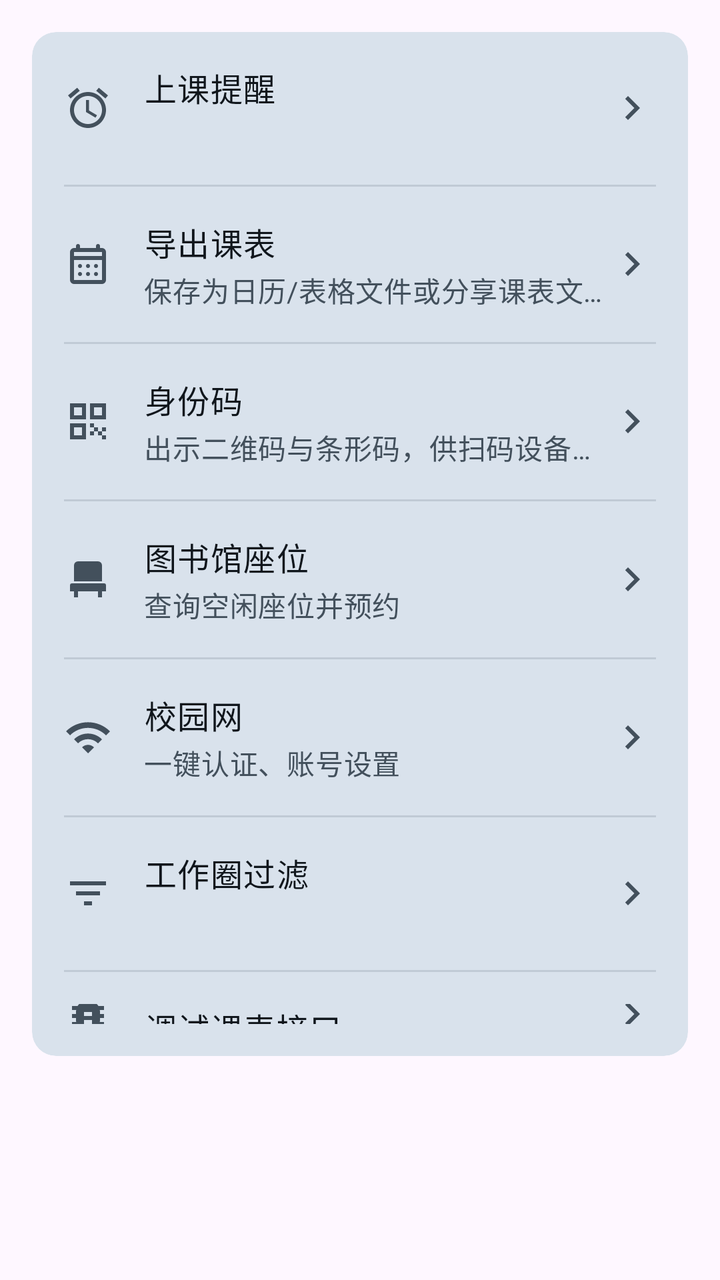
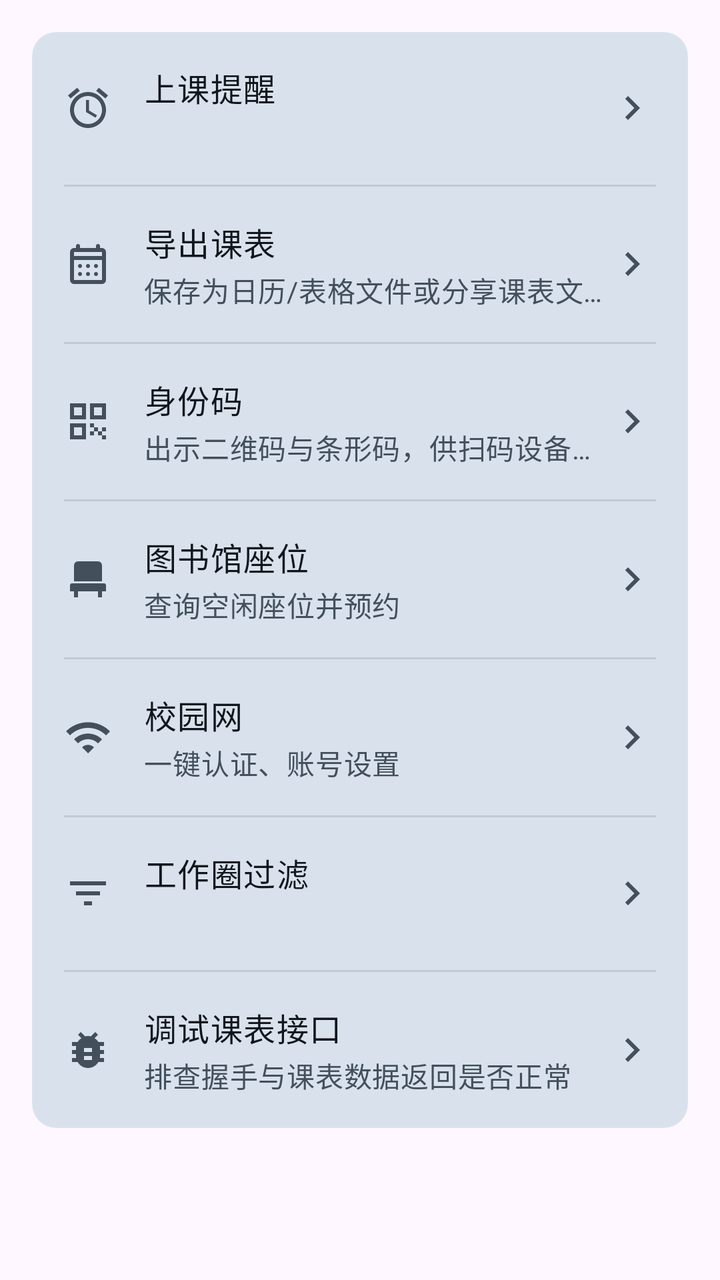

An Android layout rendered at two revisions. The XML below is the earlier revision; the diff shows what the commit changed to produce the second picture.
<!-- AndroidManifest.xml: application theme Theme.LanhangLite -->
<!-- res/layout/view_settings_tools.xml -->
<?xml version="1.0" encoding="utf-8"?>
<LinearLayout xmlns:android="http://schemas.android.com/apk/res/android"
    xmlns:app="http://schemas.android.com/apk/res-auto"
    android:layout_width="match_parent"
    android:layout_height="wrap_content"
    android:orientation="vertical"
    android:paddingStart="@dimen/screen_padding_h"
    android:paddingTop="@dimen/screen_padding_h"
    android:paddingEnd="@dimen/screen_padding_h"
    android:paddingBottom="@dimen/content_padding_bottom">

    <com.google.android.material.card.MaterialCardView
        style="@style/Widget.Lanhang.Card"
        android:layout_width="match_parent"
        android:layout_height="wrap_content">

        <LinearLayout
            android:layout_width="match_parent"
            android:layout_height="wrap_content"
            android:orientation="vertical">

            
            <LinearLayout
                android:id="@+id/rowClassReminder"
                android:layout_width="match_parent"
                android:layout_height="wrap_content"
                android:background="?attr/selectableItemBackground"
                android:clickable="true"
                android:focusable="true"
                android:gravity="center_vertical"
                android:minHeight="@dimen/list_item_height_two_line"
                android:orientation="horizontal"
                android:paddingStart="@dimen/card_padding"
                android:paddingTop="@dimen/space_lg"
                android:paddingEnd="@dimen/card_padding"
                android:paddingBottom="@dimen/space_lg">

                <ImageView
                    android:layout_width="@dimen/icon_lg"
                    android:layout_height="@dimen/icon_lg"
                    android:contentDescription="@null"
                    android:src="@drawable/ic_alarm"
                    app:tint="?attr/colorOnSurfaceVariant" />

                <LinearLayout
                    android:layout_width="0dp"
                    android:layout_height="wrap_content"
                    android:layout_marginStart="@dimen/list_icon_gap"
                    android:layout_weight="1"
                    android:orientation="vertical">

                    <TextView
                        android:layout_width="wrap_content"
                        android:layout_height="wrap_content"
                        android:text="@string/settings_class_reminder"
                        android:textAppearance="@style/TextAppearance.Lanhang.BodyLarge"
                        android:textColor="?attr/colorOnSurface" />

                    <TextView
                        android:id="@+id/tvClassReminderSummary"
                        android:layout_width="wrap_content"
                        android:layout_height="wrap_content"
                        android:layout_marginTop="@dimen/space_xxs"
                        android:ellipsize="end"
                        android:maxLines="1"
                        android:textAppearance="@style/TextAppearance.Lanhang.BodyMedium"
                        android:textColor="?attr/colorOnSurfaceVariant" />
                </LinearLayout>

                <ImageView
                    android:layout_width="@dimen/icon_lg"
                    android:layout_height="@dimen/icon_lg"
                    android:contentDescription="@null"
                    android:src="@drawable/ic_chevron_right"
                    app:tint="?attr/colorOnSurfaceVariant" />
            </LinearLayout>

            <View
                android:layout_width="match_parent"
                android:layout_height="@dimen/divider_thickness"
                android:layout_marginStart="@dimen/card_padding"
                android:layout_marginEnd="@dimen/card_padding"
                android:background="?attr/colorOutlineVariant" />

            <LinearLayout
                android:id="@+id/exportScheduleButton"
                android:layout_width="match_parent"
                android:layout_height="wrap_content"
                android:background="?attr/selectableItemBackground"
                android:clickable="true"
                android:focusable="true"
                android:gravity="center_vertical"
                android:minHeight="@dimen/list_item_height_two_line"
                android:orientation="horizontal"
                android:paddingStart="@dimen/card_padding"
                android:paddingTop="@dimen/space_lg"
                android:paddingEnd="@dimen/card_padding"
                android:paddingBottom="@dimen/space_lg">

                <ImageView
                    android:layout_width="@dimen/icon_lg"
                    android:layout_height="@dimen/icon_lg"
                    android:contentDescription="@null"
                    android:src="@drawable/ic_calendar"
                    app:tint="?attr/colorOnSurfaceVariant" />

                <LinearLayout
                    android:layout_width="0dp"
                    android:layout_height="wrap_content"
                    android:layout_marginStart="@dimen/list_icon_gap"
                    android:layout_weight="1"
                    android:orientation="vertical">

                    <TextView
                        android:layout_width="wrap_content"
                        android:layout_height="wrap_content"
                        android:text="@string/settings_export_schedule"
                        android:textAppearance="@style/TextAppearance.Lanhang.BodyLarge"
                        android:textColor="?attr/colorOnSurface" />

                    <TextView
                        android:layout_width="wrap_content"
                        android:layout_height="wrap_content"
                        android:layout_marginTop="@dimen/space_xxs"
                        android:ellipsize="end"
                        android:maxLines="1"
                        android:text="@string/settings_export_schedule_subtitle"
                        android:textAppearance="@style/TextAppearance.Lanhang.BodyMedium"
                        android:textColor="?attr/colorOnSurfaceVariant" />
                </LinearLayout>

                <ImageView
                    android:layout_width="@dimen/icon_lg"
                    android:layout_height="@dimen/icon_lg"
                    android:contentDescription="@null"
                    android:src="@drawable/ic_chevron_right"
                    app:tint="?attr/colorOnSurfaceVariant" />
            </LinearLayout>

            <View
                android:layout_width="match_parent"
                android:layout_height="@dimen/divider_thickness"
                android:layout_marginStart="@dimen/card_padding"
                android:layout_marginEnd="@dimen/card_padding"
                android:background="?attr/colorOutlineVariant" />

            <LinearLayout
                android:id="@+id/rowIdCard"
                android:layout_width="match_parent"
                android:layout_height="wrap_content"
                android:background="?attr/selectableItemBackground"
                android:clickable="true"
                android:focusable="true"
                android:gravity="center_vertical"
                android:minHeight="@dimen/list_item_height_two_line"
                android:orientation="horizontal"
                android:paddingStart="@dimen/card_padding"
                android:paddingTop="@dimen/space_lg"
                android:paddingEnd="@dimen/card_padding"
                android:paddingBottom="@dimen/space_lg">

                <ImageView
                    android:layout_width="@dimen/icon_lg"
                    android:layout_height="@dimen/icon_lg"
                    android:contentDescription="@null"
                    android:src="@drawable/ic_qr_code"
                    app:tint="?attr/colorOnSurfaceVariant" />

                <LinearLayout
                    android:layout_width="0dp"
                    android:layout_height="wrap_content"
                    android:layout_marginStart="@dimen/list_icon_gap"
                    android:layout_weight="1"
                    android:orientation="vertical">

                    <TextView
                        android:layout_width="wrap_content"
                        android:layout_height="wrap_content"
                        android:text="@string/settings_id_card"
                        android:textAppearance="@style/TextAppearance.Lanhang.BodyLarge"
                        android:textColor="?attr/colorOnSurface" />

                    <TextView
                        android:layout_width="wrap_content"
                        android:layout_height="wrap_content"
                        android:layout_marginTop="@dimen/space_xxs"
                        android:ellipsize="end"
                        android:maxLines="1"
                        android:text="@string/settings_id_card_subtitle"
                        android:textAppearance="@style/TextAppearance.Lanhang.BodyMedium"
                        android:textColor="?attr/colorOnSurfaceVariant" />
                </LinearLayout>

                <ImageView
                    android:layout_width="@dimen/icon_lg"
                    android:layout_height="@dimen/icon_lg"
                    android:contentDescription="@null"
                    android:src="@drawable/ic_chevron_right"
                    app:tint="?attr/colorOnSurfaceVariant" />
            </LinearLayout>

            <View
                android:layout_width="match_parent"
                android:layout_height="@dimen/divider_thickness"
                android:layout_marginStart="@dimen/card_padding"
                android:layout_marginEnd="@dimen/card_padding"
                android:background="?attr/colorOutlineVariant" />

            
            <LinearLayout
                android:id="@+id/rowLibrarySeat"
                android:layout_width="match_parent"
                android:layout_height="wrap_content"
                android:background="?attr/selectableItemBackground"
                android:clickable="true"
                android:focusable="true"
                android:gravity="center_vertical"
                android:minHeight="@dimen/list_item_height_two_line"
                android:orientation="horizontal"
                android:paddingStart="@dimen/card_padding"
                android:paddingTop="@dimen/space_lg"
                android:paddingEnd="@dimen/card_padding"
                android:paddingBottom="@dimen/space_lg">

                <ImageView
                    android:layout_width="@dimen/icon_lg"
                    android:layout_height="@dimen/icon_lg"
                    android:contentDescription="@null"
                    android:src="@drawable/ic_chair"
                    app:tint="?attr/colorOnSurfaceVariant" />

                <LinearLayout
                    android:layout_width="0dp"
                    android:layout_height="wrap_content"
                    android:layout_marginStart="@dimen/list_icon_gap"
                    android:layout_weight="1"
                    android:orientation="vertical">

                    <TextView
                        android:layout_width="wrap_content"
                        android:layout_height="wrap_content"
                        android:text="@string/settings_library_seat"
                        android:textAppearance="@style/TextAppearance.Lanhang.BodyLarge"
                        android:textColor="?attr/colorOnSurface" />

                    <TextView
                        android:layout_width="wrap_content"
                        android:layout_height="wrap_content"
                        android:layout_marginTop="@dimen/space_xxs"
                        android:ellipsize="end"
                        android:maxLines="1"
                        android:text="@string/settings_library_seat_subtitle"
                        android:textAppearance="@style/TextAppearance.Lanhang.BodyMedium"
                        android:textColor="?attr/colorOnSurfaceVariant" />
                </LinearLayout>

                <ImageView
                    android:layout_width="@dimen/icon_lg"
                    android:layout_height="@dimen/icon_lg"
                    android:contentDescription="@null"
                    android:src="@drawable/ic_chevron_right"
                    app:tint="?attr/colorOnSurfaceVariant" />
            </LinearLayout>

            <View
                android:layout_width="match_parent"
                android:layout_height="@dimen/divider_thickness"
                android:layout_marginStart="@dimen/card_padding"
                android:layout_marginEnd="@dimen/card_padding"
                android:background="?attr/colorOutlineVariant" />

            
            <LinearLayout
                android:id="@+id/rowCampusNet"
                android:layout_width="match_parent"
                android:layout_height="wrap_content"
                android:background="?attr/selectableItemBackground"
                android:clickable="true"
                android:focusable="true"
                android:gravity="center_vertical"
                android:minHeight="@dimen/list_item_height_two_line"
                android:orientation="horizontal"
                android:paddingStart="@dimen/card_padding"
                android:paddingTop="@dimen/space_lg"
                android:paddingEnd="@dimen/card_padding"
                android:paddingBottom="@dimen/space_lg">

                <ImageView
                    android:layout_width="@dimen/icon_lg"
                    android:layout_height="@dimen/icon_lg"
                    android:contentDescription="@null"
                    android:src="@drawable/ic_wifi"
                    app:tint="?attr/colorOnSurfaceVariant" />

                <LinearLayout
                    android:layout_width="0dp"
                    android:layout_height="wrap_content"
                    android:layout_marginStart="@dimen/list_icon_gap"
                    android:layout_weight="1"
                    android:orientation="vertical">

                    <TextView
                        android:layout_width="wrap_content"
                        android:layout_height="wrap_content"
                        android:text="@string/settings_campus_net"
                        android:textAppearance="@style/TextAppearance.Lanhang.BodyLarge"
                        android:textColor="?attr/colorOnSurface" />

                    <TextView
                        android:layout_width="wrap_content"
                        android:layout_height="wrap_content"
                        android:layout_marginTop="@dimen/space_xxs"
                        android:ellipsize="end"
                        android:maxLines="1"
                        android:text="@string/settings_campus_net_subtitle"
                        android:textAppearance="@style/TextAppearance.Lanhang.BodyMedium"
                        android:textColor="?attr/colorOnSurfaceVariant" />
                </LinearLayout>

                <ImageView
                    android:layout_width="@dimen/icon_lg"
                    android:layout_height="@dimen/icon_lg"
                    android:contentDescription="@null"
                    android:src="@drawable/ic_chevron_right"
                    app:tint="?attr/colorOnSurfaceVariant" />
            </LinearLayout>

            <View
                android:layout_width="match_parent"
                android:layout_height="@dimen/divider_thickness"
                android:layout_marginStart="@dimen/card_padding"
                android:layout_marginEnd="@dimen/card_padding"
                android:background="?attr/colorOutlineVariant" />

            
            <LinearLayout
                android:id="@+id/rowMomentsFilter"
                android:layout_width="match_parent"
                android:layout_height="wrap_content"
                android:background="?attr/selectableItemBackground"
                android:clickable="true"
                android:focusable="true"
                android:gravity="center_vertical"
                android:minHeight="@dimen/list_item_height_two_line"
                android:orientation="horizontal"
                android:paddingStart="@dimen/card_padding"
                android:paddingTop="@dimen/space_lg"
                android:paddingEnd="@dimen/card_padding"
                android:paddingBottom="@dimen/space_lg">

                <ImageView
                    android:layout_width="@dimen/icon_lg"
                    android:layout_height="@dimen/icon_lg"
                    android:contentDescription="@null"
                    android:src="@drawable/ic_filter_list"
                    app:tint="?attr/colorOnSurfaceVariant" />

                <LinearLayout
                    android:layout_width="0dp"
                    android:layout_height="wrap_content"
                    android:layout_marginStart="@dimen/list_icon_gap"
                    android:layout_weight="1"
                    android:orientation="vertical">

                    <TextView
                        android:layout_width="wrap_content"
                        android:layout_height="wrap_content"
                        android:text="@string/moments_filter_title"
                        android:textAppearance="@style/TextAppearance.Lanhang.BodyLarge"
                        android:textColor="?attr/colorOnSurface" />

                    <TextView
                        android:id="@+id/tvMomentsFilterSummary"
                        android:layout_width="wrap_content"
                        android:layout_height="wrap_content"
                        android:layout_marginTop="@dimen/space_xxs"
                        android:ellipsize="end"
                        android:maxLines="1"
                        android:textAppearance="@style/TextAppearance.Lanhang.BodyMedium"
                        android:textColor="?attr/colorOnSurfaceVariant" />
                </LinearLayout>

                <ImageView
                    android:layout_width="@dimen/icon_lg"
                    android:layout_height="@dimen/icon_lg"
                    android:contentDescription="@null"
                    android:src="@drawable/ic_chevron_right"
                    app:tint="?attr/colorOnSurfaceVariant" />
            </LinearLayout>

            <View
                android:layout_width="match_parent"
                android:layout_height="@dimen/divider_thickness"
                android:layout_marginStart="@dimen/card_padding"
                android:layout_marginEnd="@dimen/card_padding"
                android:background="?attr/colorOutlineVariant" />

            
            <LinearLayout
                android:id="@+id/rowDebugSchedule"
                android:layout_width="match_parent"
                android:layout_height="wrap_content"
                android:background="?attr/selectableItemBackground"
                android:clickable="true"
                android:focusable="true"
                android:gravity="center_vertical"
                android:minHeight="@dimen/list_item_height_two_line"
                android:orientation="horizontal"
                android:paddingStart="@dimen/card_padding"
                android:paddingTop="@dimen/space_lg"
                android:paddingEnd="@dimen/card_padding"
                android:paddingBottom="@dimen/space_lg">

                <ImageView
                    android:layout_width="@dimen/icon_lg"
                    android:layout_height="@dimen/icon_lg"
                    android:contentDescription="@null"
                    android:src="@drawable/ic_bug_report"
                    app:tint="?attr/colorOnSurfaceVariant" />

                <LinearLayout
                    android:layout_width="0dp"
                    android:layout_height="wrap_content"
                    android:layout_marginStart="@dimen/list_icon_gap"
                    android:layout_weight="1"
                    android:orientation="vertical">

                    <TextView
                        android:layout_width="wrap_content"
                        android:layout_height="wrap_content"
                        android:text="@string/settings_debug_schedule"
                        android:textAppearance="@style/TextAppearance.Lanhang.BodyLarge"
                        android:textColor="?attr/colorOnSurface" />

                    <TextView
                        android:layout_width="wrap_content"
                        android:layout_height="wrap_content"
                        android:layout_marginTop="@dimen/space_xxs"
                        android:ellipsize="end"
                        android:maxLines="1"
                        android:text="@string/settings_debug_schedule_subtitle"
                        android:textAppearance="@style/TextAppearance.Lanhang.BodyMedium"
                        android:textColor="?attr/colorOnSurfaceVariant" />
                </LinearLayout>

                <ImageView
                    android:layout_width="@dimen/icon_lg"
                    android:layout_height="@dimen/icon_lg"
                    android:contentDescription="@null"
                    android:src="@drawable/ic_chevron_right"
                    app:tint="?attr/colorOnSurfaceVariant" />
            </LinearLayout>
        </LinearLayout>
    </com.google.android.material.card.MaterialCardView>
</LinearLayout>
<!-- resources referenced by this layout -->
<resources>
  <dimen name="card_padding">16dp</dimen>
  <dimen name="content_padding_bottom">112dp</dimen>
  <dimen name="divider_thickness">1dp</dimen>
  <dimen name="icon_lg">24dp</dimen>
  <dimen name="list_icon_gap">16dp</dimen>
  <dimen name="list_item_height_two_line">72dp</dimen>
  <dimen name="screen_padding_h">16dp</dimen>
  <dimen name="space_lg">16dp</dimen>
  <dimen name="space_xxs">2dp</dimen>
  <!-- drawable ic_chevron_right (drawable) -->
  <?xml version="1.0" encoding="utf-8"?>
  <vector xmlns:android="http://schemas.android.com/apk/res/android"
      android:width="24dp"
      android:height="24dp"
      android:viewportWidth="24"
      android:viewportHeight="24"
      android:tint="?attr/colorControlNormal">
      <path
          android:fillColor="@android:color/white"
          android:pathData="M10,6L8.59,7.41 13.17,12l-4.58,4.59L10,18l6,-6z" />
  </vector>
  <!-- drawable ic_filter_list (drawable) -->
  <?xml version="1.0" encoding="utf-8"?>
  <vector xmlns:android="http://schemas.android.com/apk/res/android"
      android:width="24dp"
      android:height="24dp"
      android:viewportWidth="24"
      android:viewportHeight="24">
      <path
          android:fillColor="#FF000000"
          android:pathData="M10,18h4v-2h-4v2zM3,6v2h18V6H3zM6,13h12v-2H6v2z" />
  </vector>
  <!-- drawable ic_wifi (drawable) -->
  <vector xmlns:android="http://schemas.android.com/apk/res/android"
      android:width="24dp"
      android:height="24dp"
      android:viewportWidth="24"
      android:viewportHeight="24">
      <path
          android:fillColor="#FF000000"
          android:pathData="M1,9l2,2c4.97,-4.97 13.03,-4.97 18,0l2,-2C16.93,2.93 7.08,2.93 1,9zM9,17l3,3 3,-3c-1.65,-1.66 -4.34,-1.66 -6,0zM5,13l2,2c2.76,-2.76 7.24,-2.76 10,0l2,-2C15.14,9.14 8.87,9.14 5,13z" />
  </vector>
  <string name="moments_filter_title">工作圈过滤</string>
  <string name="settings_campus_net">校园网</string>
  <string name="settings_campus_net_subtitle">一键认证、账号设置</string>
  <string name="settings_class_reminder">上课提醒</string>
  <string name="settings_debug_schedule">调试课表接口</string>
  <string name="settings_debug_schedule_subtitle">排查握手与课表数据返回是否正常</string>
  <string name="settings_export_schedule">导出课表</string>
  <string name="settings_export_schedule_subtitle">保存为日历/表格文件或分享课表文本</string>
  <string name="settings_id_card">身份码</string>
  <string name="settings_id_card_subtitle">出示二维码与条形码，供扫码设备核验身份</string>
  <string name="settings_library_seat">图书馆座位</string>
  <string name="settings_library_seat_subtitle">查询空闲座位并预约</string>
  <style name="TextAppearance.Lanhang.BodyLarge" parent="TextAppearance.Material3.BodyLarge">
          <item name="android:textSize">@dimen/text_body_large</item>
      </style>
  <style name="TextAppearance.Lanhang.BodyMedium" parent="TextAppearance.Material3.BodyMedium">
          <item name="android:textSize">@dimen/text_body_medium</item>
      </style>
  <style name="Widget.Lanhang.Card" parent="Widget.Material3.CardView.Filled" />
  <style name="Theme.LanhangLite" parent="Base.Theme.LanhangLite" />
  <dimen name="text_body_large">16sp</dimen>
  <dimen name="text_body_medium">14sp</dimen>
  <color name="primary">#084168</color>
  <color name="on_primary">#FFFFFFFF</color>
  <color name="primary_container">#D4E9F7</color>
  <color name="on_primary_container">#052F4A</color>
  <color name="secondary_container">#D4E9F7</color>
  <color name="on_secondary_container">#052F4A</color>
  <color name="surface">#F7F9FC</color>
  <color name="surface_container_lowest">#FFFFFF</color>
  <color name="surface_container_low">#F0F4F9</color>
  <color name="surface_container">#EAF0F6</color>
  <color name="surface_container_high">#E1E9F1</color>
  <color name="surface_container_highest">#D9E2EC</color>
  <color name="surface_variant">#DCE5EE</color>
  <color name="on_surface">#10161C</color>
  <color name="on_surface_variant">#43505C</color>
  <color name="outline">#6F7C89</color>
  <color name="outline_variant">#C0CAD5</color>
  <!-- unchanged entries left out for length: 6 -->
</resources>

<!-- the commit's change to res/layout/view_settings_tools.xml (unified diff, before → after) -->
@@ -7,7 +7,7 @@
     android:paddingStart="@dimen/screen_padding_h"
     android:paddingTop="@dimen/screen_padding_h"
     android:paddingEnd="@dimen/screen_padding_h"
-    android:paddingBottom="@dimen/content_padding_bottom">
+    android:paddingBottom="@dimen/content_padding_bottom_bare">
 
     <com.google.android.material.card.MaterialCardView
         style="@style/Widget.Lanhang.Card"
<!-- resource entries referenced after the edit -->
@@ -1,7 +1,7 @@
 <!-- resources referenced by this layout -->
 <resources>
   <dimen name="card_padding">16dp</dimen>
-  <dimen name="content_padding_bottom">112dp</dimen>
+  <dimen name="content_padding_bottom_bare">32dp</dimen>
   <dimen name="divider_thickness">1dp</dimen>
   <dimen name="icon_lg">24dp</dimen>
   <dimen name="list_icon_gap">16dp</dimen>
